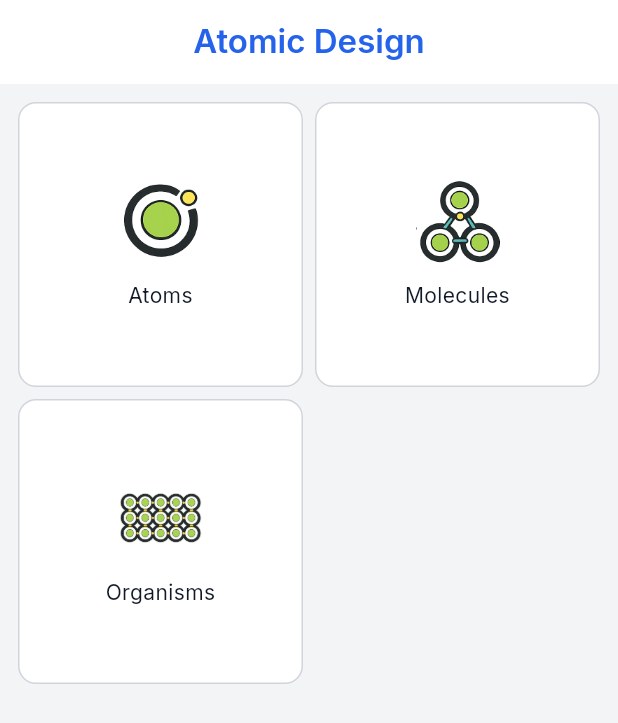
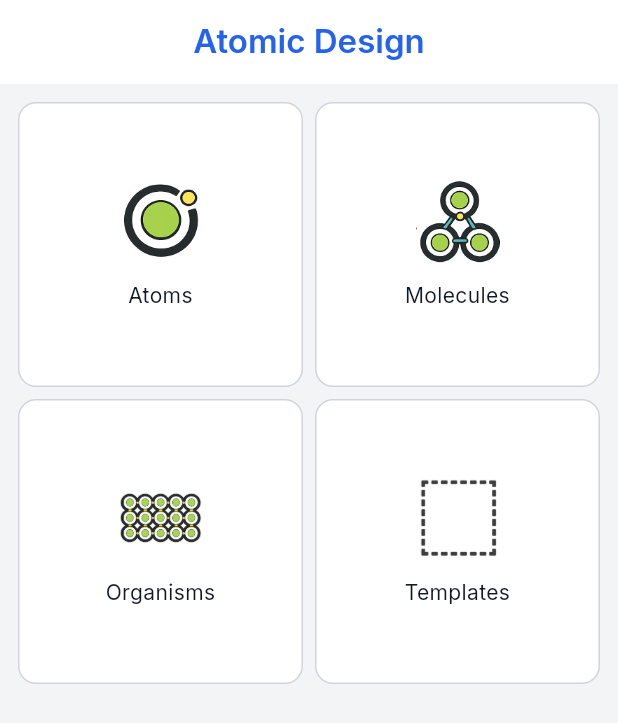
Before and after one commit to Maullin1996/atomic_design, a Flutter app: the screen it shows after launch, on a phone screen of 412 x 824 dp. Shown: the top 723 px of the screen. Run offline on Flutter 3.47's test engine with Material 3 defaults, Android fonts, the phone set to English and light mode, and no system bars; our stand-ins replace cached_network_image, flutter_svg, shimmer.

Commit message:
initialized templates

```diff
--- a/example/lib/config/routes/app_routes.dart
+++ b/example/lib/config/routes/app_routes.dart
@@ -1,27 +1,9 @@
-import 'package:atomic_design_example/feature/atoms/presentation/buttons_screen.dart';
-import 'package:atomic_design_example/feature/atoms/presentation/colors_screen.dart';
-import 'package:atomic_design_example/feature/atoms/presentation/icons_screen.dart';
-import 'package:atomic_design_example/feature/atoms/presentation/input_text_screen.dart';
-import 'package:atomic_design_example/feature/atoms/presentation/spacing_radius_screen.dart';
-import 'package:atomic_design_example/feature/atoms/presentation/typography_screen.dart';
-import 'package:atomic_design_example/feature/molecules/presentation/bottom_sheet_screen.dart';
-import 'package:atomic_design_example/feature/molecules/presentation/custom_card_screen.dart';
-import 'package:atomic_design_example/feature/molecules/presentation/dialog_screen.dart';
-import 'package:atomic_design_example/feature/molecules/presentation/search_bar_screen.dart';
-import 'package:atomic_design_example/feature/molecules/presentation/snack_bar_message_screen.dart';
-import 'package:atomic_design_example/feature/organisms/presentation/bottom_nav_bar_screen.dart';
-import 'package:atomic_design_example/feature/organisms/presentation/card_list_screen.dart';
-import 'package:atomic_design_example/feature/organisms/presentation/drawer_screen.dart';
-import 'package:atomic_design_example/feature/organisms/presentation/empty_state_screen.dart';
-import 'package:atomic_design_example/feature/organisms/presentation/error_state_screen.dart';
-import 'package:atomic_design_example/feature/organisms/presentation/grid_view_screen.dart';
-import 'package:atomic_design_example/feature/organisms/presentation/loging_form_screen.dart';
-import 'package:atomic_design_example/feature/organisms/presentation/search_result_screen.dart';
+import 'package:atomic_design_example/feature/atoms/index.dart';
+import 'package:atomic_design_example/feature/molecules/index.dart';
+import 'package:atomic_design_example/feature/organisms/index.dart';
+import 'package:atomic_design_example/feature/templates/index.dart';
 import 'package:flutter/material.dart';
-import 'package:atomic_design_example/feature/atoms/presentation/atoms_page.dart';
 import 'package:atomic_design_example/feature/home/presentation/home_page.dart';
-import 'package:atomic_design_example/feature/molecules/presentation/molecules_page.dart';
-import 'package:atomic_design_example/feature/organisms/presentation/organisms_page.dart';
 
 abstract class AppRoutes {
   static const String home = '/';
@@ -53,6 +35,9 @@ abstract class AppRoutes {
   static const String gridView = '/gridView';
   static const String loginForm = '/logForm';
 
+  // Templates
+  static const String templates = '/templates';
+
   static Map<String, WidgetBuilder> get routes => {
     home: (context) => const HomePage(),
     atoms: (context) => const AtomsPage(),
@@ -77,6 +62,7 @@ abstract class AppRoutes {
     bottomNavBar: (context) => const BottomNavBarScreen(),
     gridView: (context) => const GridViewScreen(),
     loginForm: (context) => const LogingFormScreen(),
+    templates: (context) => const TemplatesPage(),
   };
 
   static Route<dynamic>? onGenerateRoute(RouteSettings settings) {
@@ -127,6 +113,8 @@ abstract class AppRoutes {
         return MaterialPageRoute(builder: (_) => const GridViewScreen());
       case loginForm:
         return MaterialPageRoute(builder: (_) => const LogingFormScreen());
+      case templates:
+        return MaterialPageRoute(builder: (_) => const TemplatesPage());
       default:
         return MaterialPageRoute(builder: (_) => const HomePage());
     }
--- a/example/lib/feature/home/domain/home_menu.dart
+++ b/example/lib/feature/home/domain/home_menu.dart
@@ -18,5 +18,10 @@ abstract class HomeMenu {
       image: 'assets/images/organisms.png',
       route: AppRoutes.organisms,
     ),
+    MenuStructure(
+      title: 'Templates',
+      image: 'assets/images/templates.png',
+      route: AppRoutes.templates,
+    ),
   ];
 }
--- /dev/null
+++ b/example/lib/feature/molecules/index.dart
@@ -0,0 +1,6 @@
+export 'package:atomic_design_example/feature/molecules/presentation/bottom_sheet_screen.dart';
+export 'package:atomic_design_example/feature/molecules/presentation/custom_card_screen.dart';
+export 'package:atomic_design_example/feature/molecules/presentation/dialog_screen.dart';
+export 'package:atomic_design_example/feature/molecules/presentation/molecules_page.dart';
+export 'package:atomic_design_example/feature/molecules/presentation/search_bar_screen.dart';
+export 'package:atomic_design_example/feature/molecules/presentation/snack_bar_message_screen.dart';
--- /dev/null
+++ b/example/lib/feature/templates/index.dart
@@ -0,0 +1 @@
+export 'package:atomic_design_example/feature/templates/presentation/tamplates_page.dart';
```
Also changed, not shown: example/lib/feature/atoms/index.dart (added, +7 -0 lines), example/lib/feature/organisms/index.dart (added, +9 -0 lines), example/lib/feature/templates/presentation/tamplates_page.dart (added, +12 -0 lines).
